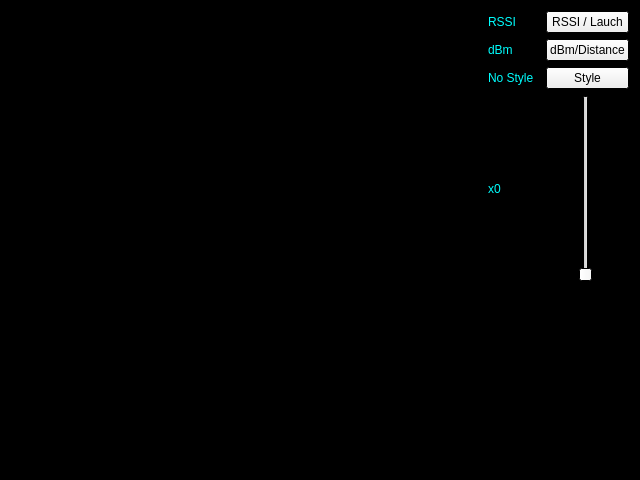
Chien-Mu/CyberMaps, file mapsviewer.ui: the form before one commit.
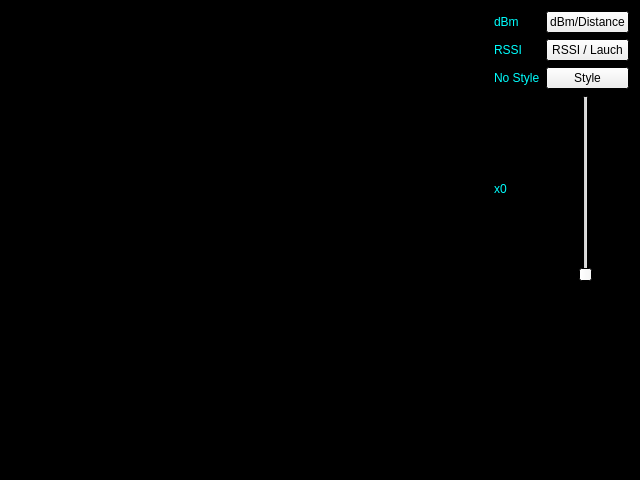
The form after the commit.

Commit message: ui Distance and strcut 更改

What changed in the file:
```diff
--- a/mapsviewer.ui
+++ b/mapsviewer.ui
@@ -78,415 +78,6 @@
    <string>CaberMaps Viewer</string>
   </property>
   <layout class="QGridLayout" name="gridLayout">
-   <item row="2" column="1">
-    <widget class="QLabel" name="la_sw_style">
-     <property name="palette">
-      <palette>
-       <active>
-        <colorrole role="WindowText">
-         <brush brushstyle="SolidPattern">
-          <color alpha="255">
-           <red>0</red>
-           <green>255</green>
-           <blue>255</blue>
-          </color>
-         </brush>
-        </colorrole>
-        <colorrole role="Dark">
-         <brush brushstyle="SolidPattern">
-          <color alpha="255">
-           <red>255</red>
-           <green>255</green>
-           <blue>255</blue>
-          </color>
-         </brush>
-        </colorrole>
-        <colorrole role="Text">
-         <brush brushstyle="SolidPattern">
-          <color alpha="255">
-           <red>231</red>
-           <green>231</green>
-           <blue>231</blue>
-          </color>
-         </brush>
-        </colorrole>
-        <colorrole role="ButtonText">
-         <brush brushstyle="SolidPattern">
-          <color alpha="255">
-           <red>255</red>
-           <green>255</green>
-           <blue>255</blue>
-          </color>
-         </brush>
-        </colorrole>
-       </active>
-       <inactive>
-        <colorrole role="WindowText">
-         <brush brushstyle="SolidPattern">
-          <color alpha="255">
-           <red>0</red>
-           <green>255</green>
-           <blue>255</blue>
-          </color>
-         </brush>
-        </colorrole>
-        <colorrole role="Dark">
-         <brush brushstyle="SolidPattern">
-          <color alpha="255">
-           <red>255</red>
-           <green>255</green>
-           <blue>255</blue>
-          </color>
-         </brush>
-        </colorrole>
-        <colorrole role="Text">
-         <brush brushstyle="SolidPattern">
-          <color alpha="255">
-           <red>231</red>
-           <green>231</green>
-           <blue>231</blue>
-          </color>
-         </brush>
-        </colorrole>
-        <colorrole role="ButtonText">
-         <brush brushstyle="SolidPattern">
-          <color alpha="255">
-           <red>255</red>
-           <green>255</green>
-           <blue>255</blue>
-          </color>
-         </brush>
-        </colorrole>
-       </inactive>
-       <disabled>
-        <colorrole role="WindowText">
-         <brush brushstyle="SolidPattern">
-          <color alpha="255">
-           <red>255</red>
-           <green>255</green>
-           <blue>255</blue>
-          </color>
-         </brush>
-        </colorrole>
-        <colorrole role="Dark">
-         <brush brushstyle="SolidPattern">
-          <color alpha="255">
-           <red>255</red>
-           <green>255</green>
-           <blue>255</blue>
-          </color>
-         </brush>
-        </colorrole>
-        <colorrole role="Text">
-         <brush brushstyle="SolidPattern">
-          <color alpha="255">
-           <red>255</red>
-           <green>255</green>
-           <blue>255</blue>
-          </color>
-         </brush>
-        </colorrole>
-        <colorrole role="ButtonText">
-         <brush brushstyle="SolidPattern">
-          <color alpha="255">
-           <red>255</red>
-           <green>255</green>
-           <blue>255</blue>
-          </color>
-         </brush>
-        </colorrole>
-       </disabled>
-      </palette>
-     </property>
-     <property name="text">
-      <string>No Style</string>
-     </property>
-    </widget>
-   </item>
-   <item row="5" column="4">
-    <widget class="QSlider" name="VS_zoom">
-     <property name="orientation">
-      <enum>Qt::Vertical</enum>
-     </property>
-    </widget>
-   </item>
-   <item row="8" column="3">
-    <spacer name="verticalSpacer">
-     <property name="orientation">
-      <enum>Qt::Vertical</enum>
-     </property>
-     <property name="sizeHint" stdset="0">
-      <size>
-       <width>20</width>
-       <height>40</height>
-      </size>
-     </property>
-    </spacer>
-   </item>
-   <item row="0" column="3" colspan="3">
-    <widget class="QPushButton" name="btn_sw_LR">
-     <property name="text">
-      <string>RSSI / Lauch</string>
-     </property>
-    </widget>
-   </item>
-   <item row="1" column="3" colspan="3">
-    <widget class="QPushButton" name="btn_sw_dD">
-     <property name="text">
-      <string>dBm/Distance</string>
-     </property>
-    </widget>
-   </item>
-   <item row="1" column="1" colspan="2">
-    <widget class="QLabel" name="la_sw_dD">
-     <property name="palette">
-      <palette>
-       <active>
-        <colorrole role="WindowText">
-         <brush brushstyle="SolidPattern">
-          <color alpha="255">
-           <red>0</red>
-           <green>255</green>
-           <blue>255</blue>
-          </color>
-         </brush>
-        </colorrole>
-        <colorrole role="Dark">
-         <brush brushstyle="SolidPattern">
-          <color alpha="255">
-           <red>255</red>
-           <green>255</green>
-           <blue>255</blue>
-          </color>
-         </brush>
-        </colorrole>
-        <colorrole role="Text">
-         <brush brushstyle="SolidPattern">
-          <color alpha="255">
-           <red>231</red>
-           <green>231</green>
-           <blue>231</blue>
-          </color>
-         </brush>
-        </colorrole>
-        <colorrole role="ButtonText">
-         <brush brushstyle="SolidPattern">
-          <color alpha="255">
-           <red>255</red>
-           <green>255</green>
-           <blue>255</blue>
-          </color>
-         </brush>
-        </colorrole>
-       </active>
-       <inactive>
-        <colorrole role="WindowText">
-         <brush brushstyle="SolidPattern">
-          <color alpha="255">
-           <red>0</red>
-           <green>255</green>
-           <blue>255</blue>
-          </color>
-         </brush>
-        </colorrole>
-        <colorrole role="Dark">
-         <brush brushstyle="SolidPattern">
-          <color alpha="255">
-           <red>255</red>
-           <green>255</green>
-           <blue>255</blue>
-          </color>
-         </brush>
-        </colorrole>
-        <colorrole role="Text">
-         <brush brushstyle="SolidPattern">
-          <color alpha="255">
-           <red>231</red>
-           <green>231</green>
-           <blue>231</blue>
-          </color>
-         </brush>
-        </colorrole>
-        <colorrole role="ButtonText">
-         <brush brushstyle="SolidPattern">
-          <color alpha="255">
-           <red>255</red>
-           <green>255</green>
-           <blue>255</blue>
-          </color>
-         </brush>
-        </colorrole>
-       </inactive>
-       <disabled>
-        <colorrole role="WindowText">
-         <brush brushstyle="SolidPattern">
-          <color alpha="255">
-           <red>255</red>
-           <green>255</green>
-           <blue>255</blue>
-          </color>
-         </brush>
-        </colorrole>
-        <colorrole role="Dark">
-         <brush brushstyle="SolidPattern">
-          <color alpha="255">
-           <red>255</red>
-           <green>255</green>
-           <blue>255</blue>
-          </color>
-         </brush>
-        </colorrole>
-        <colorrole role="Text">
-         <brush brushstyle="SolidPattern">
-          <color alpha="255">
-           <red>255</red>
-           <green>255</green>
-           <blue>255</blue>
-          </color>
-         </brush>
-        </colorrole>
-        <colorrole role="ButtonText">
-         <brush brushstyle="SolidPattern">
-          <color alpha="255">
-           <red>255</red>
-           <green>255</green>
-           <blue>255</blue>
-          </color>
-         </brush>
-        </colorrole>
-       </disabled>
-      </palette>
-     </property>
-     <property name="text">
-      <string>dBm</string>
-     </property>
-    </widget>
-   </item>
-   <item row="0" column="1">
-    <widget class="QLabel" name="la_sw_LR">
-     <property name="palette">
-      <palette>
-       <active>
-        <colorrole role="WindowText">
-         <brush brushstyle="SolidPattern">
-          <color alpha="255">
-           <red>0</red>
-           <green>255</green>
-           <blue>255</blue>
-          </color>
-         </brush>
-        </colorrole>
-        <colorrole role="Dark">
-         <brush brushstyle="SolidPattern">
-          <color alpha="255">
-           <red>255</red>
-           <green>255</green>
-           <blue>255</blue>
-          </color>
-         </brush>
-        </colorrole>
-        <colorrole role="Text">
-         <brush brushstyle="SolidPattern">
-          <color alpha="255">
-           <red>231</red>
-           <green>231</green>
-           <blue>231</blue>
-          </color>
-         </brush>
-        </colorrole>
-        <colorrole role="ButtonText">
-         <brush brushstyle="SolidPattern">
-          <color alpha="255">
-           <red>231</red>
-           <green>231</green>
-           <blue>231</blue>
-          </color>
-         </brush>
-        </colorrole>
-       </active>
-       <inactive>
-        <colorrole role="WindowText">
-         <brush brushstyle="SolidPattern">
-          <color alpha="255">
-           <red>0</red>
-           <green>255</green>
-           <blue>255</blue>
-          </color>
-         </brush>
-        </colorrole>
-        <colorrole role="Dark">
-         <brush brushstyle="SolidPattern">
-          <color alpha="255">
-           <red>255</red>
-           <green>255</green>
-           <blue>255</blue>
-          </color>
-         </brush>
-        </colorrole>
-        <colorrole role="Text">
-         <brush brushstyle="SolidPattern">
-          <color alpha="255">
-           <red>231</red>
-           <green>231</green>
-           <blue>231</blue>
-          </color>
-         </brush>
-        </colorrole>
-        <colorrole role="ButtonText">
-         <brush brushstyle="SolidPattern">
-          <color alpha="255">
-           <red>231</red>
-           <green>231</green>
-           <blue>231</blue>
-          </color>
-         </brush>
-        </colorrole>
-       </inactive>
-       <disabled>
-        <colorrole role="WindowText">
-         <brush brushstyle="SolidPattern">
-          <color alpha="255">
-           <red>255</red>
-           <green>255</green>
-           <blue>255</blue>
-          </color>
-         </brush>
-        </colorrole>
-        <colorrole role="Dark">
-         <brush brushstyle="SolidPattern">
-          <color alpha="255">
-           <red>255</red>
-           <green>255</green>
-           <blue>255</blue>
-          </color>
-         </brush>
-        </colorrole>
-        <colorrole role="Text">
-         <brush brushstyle="SolidPattern">
-          <color alpha="255">
-           <red>255</red>
-           <green>255</green>
-           <blue>255</blue>
-          </color>
-         </brush>
-        </colorrole>
-        <colorrole role="ButtonText">
-         <brush brushstyle="SolidPattern">
-          <color alpha="255">
-           <red>255</red>
-           <green>255</green>
-           <blue>255</blue>
-          </color>
-         </brush>
-        </colorrole>
-       </disabled>
-      </palette>
-     </property>
-     <property name="text">
-      <string>RSSI</string>
-     </property>
-    </widget>
-   </item>
    <item row="8" column="4">
     <spacer name="verticalSpacer_2">
      <property name="orientation">
@@ -632,6 +223,26 @@
      </property>
     </widget>
    </item>
+   <item row="8" column="5">
+    <spacer name="verticalSpacer_3">
+     <property name="orientation">
+      <enum>Qt::Vertical</enum>
+     </property>
+     <property name="sizeHint" stdset="0">
+      <size>
+       <width>20</width>
+       <height>40</height>
+      </size>
+     </property>
+    </spacer>
+   </item>
+   <item row="5" column="4">
+    <widget class="QSlider" name="VS_zoom">
+     <property name="orientation">
+      <enum>Qt::Vertical</enum>
+     </property>
+    </widget>
+   </item>
    <item row="1" column="0">
     <spacer name="horizontalSpacer">
      <property name="orientation">
@@ -645,8 +256,8 @@
      </property>
     </spacer>
    </item>
-   <item row="8" column="5">
-    <spacer name="verticalSpacer_3">
+   <item row="8" column="3">
+    <spacer name="verticalSpacer">
      <property name="orientation">
       <enum>Qt::Vertical</enum>
      </property>
@@ -658,6 +269,395 @@
      </property>
     </spacer>
    </item>
+   <item row="2" column="1">
+    <widget class="QLabel" name="la_sw_style">
+     <property name="palette">
+      <palette>
+       <active>
+        <colorrole role="WindowText">
+         <brush brushstyle="SolidPattern">
+          <color alpha="255">
+           <red>0</red>
+           <green>255</green>
+           <blue>255</blue>
+          </color>
+         </brush>
+        </colorrole>
+        <colorrole role="Dark">
+         <brush brushstyle="SolidPattern">
+          <color alpha="255">
+           <red>255</red>
+           <green>255</green>
+           <blue>255</blue>
+          </color>
+         </brush>
+        </colorrole>
+        <colorrole role="Text">
+         <brush brushstyle="SolidPattern">
+          <color alpha="255">
+           <red>231</red>
+           <green>231</green>
+           <blue>231</blue>
+          </color>
+         </brush>
+        </colorrole>
+        <colorrole role="ButtonText">
+         <brush brushstyle="SolidPattern">
+          <color alpha="255">
+           <red>255</red>
+           <green>255</green>
+           <blue>255</blue>
+          </color>
+         </brush>
+        </colorrole>
+       </active>
+       <inactive>
+        <colorrole role="WindowText">
+         <brush brushstyle="SolidPattern">
+          <color alpha="255">
+           <red>0</red>
+           <green>255</green>
+           <blue>255</blue>
+          </color>
+         </brush>
+        </colorrole>
+        <colorrole role="Dark">
+         <brush brushstyle="SolidPattern">
+          <color alpha="255">
+           <red>255</red>
+           <green>255</green>
+           <blue>255</blue>
+          </color>
+         </brush>
+        </colorrole>
+        <colorrole role="Text">
+         <brush brushstyle="SolidPattern">
+          <color alpha="255">
+           <red>231</red>
+           <green>231</green>
+           <blue>231</blue>
+          </color>
+         </brush>
+        </colorrole>
+        <colorrole role="ButtonText">
+         <brush brushstyle="SolidPattern">
+          <color alpha="255">
+           <red>255</red>
+           <green>255</green>
+           <blue>255</blue>
+          </color>
+         </brush>
+        </colorrole>
+       </inactive>
+       <disabled>
+        <colorrole role="WindowText">
+         <brush brushstyle="SolidPattern">
+          <color alpha="255">
+           <red>255</red>
+           <green>255</green>
+           <blue>255</blue>
+          </color>
+         </brush>
+        </colorrole>
+        <colorrole role="Dark">
+         <brush brushstyle="SolidPattern">
+          <color alpha="255">
+           <red>255</red>
+           <green>255</green>
+           <blue>255</blue>
+          </color>
+         </brush>
+        </colorrole>
+        <colorrole role="Text">
+         <brush brushstyle="SolidPattern">
+          <color alpha="255">
+           <red>255</red>
+           <green>255</green>
+           <blue>255</blue>
+          </color>
+         </brush>
+        </colorrole>
+        <colorrole role="ButtonText">
+         <brush brushstyle="SolidPattern">
+          <color alpha="255">
+           <red>255</red>
+           <green>255</green>
+           <blue>255</blue>
+          </color>
+         </brush>
+        </colorrole>
+       </disabled>
+      </palette>
+     </property>
+     <property name="text">
+      <string>No Style</string>
+     </property>
+    </widget>
+   </item>
+   <item row="1" column="3" colspan="3">
+    <widget class="QPushButton" name="btn_sw_LR">
+     <property name="text">
+      <string>RSSI / Lauch</string>
+     </property>
+    </widget>
+   </item>
+   <item row="0" column="3" colspan="3">
+    <widget class="QPushButton" name="btn_sw_dD">
+     <property name="text">
+      <string>dBm/Distance</string>
+     </property>
+    </widget>
+   </item>
+   <item row="0" column="1">
+    <widget class="QLabel" name="la_sw_dD">
+     <property name="palette">
+      <palette>
+       <active>
+        <colorrole role="WindowText">
+         <brush brushstyle="SolidPattern">
+          <color alpha="255">
+           <red>0</red>
+           <green>255</green>
+           <blue>255</blue>
+          </color>
+         </brush>
+        </colorrole>
+        <colorrole role="Dark">
+         <brush brushstyle="SolidPattern">
+          <color alpha="255">
+           <red>255</red>
+           <green>255</green>
+           <blue>255</blue>
+          </color>
+         </brush>
+        </colorrole>
+        <colorrole role="Text">
+         <brush brushstyle="SolidPattern">
+          <color alpha="255">
+           <red>231</red>
+           <green>231</green>
+           <blue>231</blue>
+          </color>
+         </brush>
+        </colorrole>
+        <colorrole role="ButtonText">
+         <brush brushstyle="SolidPattern">
+          <color alpha="255">
+           <red>255</red>
+           <green>255</green>
+           <blue>255</blue>
+          </color>
+         </brush>
+        </colorrole>
+       </active>
+       <inactive>
+        <colorrole role="WindowText">
+         <brush brushstyle="SolidPattern">
+          <color alpha="255">
+           <red>0</red>
+           <green>255</green>
+           <blue>255</blue>
+          </color>
+         </brush>
+        </colorrole>
+        <colorrole role="Dark">
+         <brush brushstyle="SolidPattern">
+          <color alpha="255">
+           <red>255</red>
+           <green>255</green>
+           <blue>255</blue>
+          </color>
+         </brush>
+        </colorrole>
+        <colorrole role="Text">
+         <brush brushstyle="SolidPattern">
+          <color alpha="255">
+           <red>231</red>
+           <green>231</green>
+           <blue>231</blue>
+          </color>
+         </brush>
+        </colorrole>
+        <colorrole role="ButtonText">
+         <brush brushstyle="SolidPattern">
+          <color alpha="255">
+           <red>255</red>
+           <green>255</green>
+           <blue>255</blue>
+          </color>
+         </brush>
+        </colorrole>
+       </inactive>
+       <disabled>
+        <colorrole role="WindowText">
+         <brush brushstyle="SolidPattern">
+          <color alpha="255">
+           <red>255</red>
+           <green>255</green>
+           <blue>255</blue>
+          </color>
+         </brush>
+        </colorrole>
+        <colorrole role="Dark">
+         <brush brushstyle="SolidPattern">
+          <color alpha="255">
+           <red>255</red>
+           <green>255</green>
+           <blue>255</blue>
+          </color>
+         </brush>
+        </colorrole>
+        <colorrole role="Text">
+         <brush brushstyle="SolidPattern">
+          <color alpha="255">
+           <red>255</red>
+           <green>255</green>
+           <blue>255</blue>
+          </color>
+         </brush>
+        </colorrole>
+        <colorrole role="ButtonText">
+         <brush brushstyle="SolidPattern">
+          <color alpha="255">
+           <red>255</red>
+           <green>255</green>
+           <blue>255</blue>
+          </color>
+         </brush>
+        </colorrole>
+       </disabled>
+      </palette>
+     </property>
+     <property name="text">
+      <string>dBm</string>
+     </property>
+    </widget>
+   </item>
+   <item row="1" column="1">
+    <widget class="QLabel" name="la_sw_LR">
+     <property name="palette">
+      <palette>
+       <active>
+        <colorrole role="WindowText">
+         <brush brushstyle="SolidPattern">
+          <color alpha="255">
+           <red>0</red>
+           <green>255</green>
+           <blue>255</blue>
+          </color>
+         </brush>
+        </colorrole>
+        <colorrole role="Dark">
+         <brush brushstyle="SolidPattern">
+          <color alpha="255">
+           <red>255</red>
+           <green>255</green>
+           <blue>255</blue>
+          </color>
+         </brush>
+        </colorrole>
+        <colorrole role="Text">
+         <brush brushstyle="SolidPattern">
+          <color alpha="255">
+           <red>231</red>
+           <green>231</green>
+           <blue>231</blue>
+          </color>
+         </brush>
+        </colorrole>
+        <colorrole role="ButtonText">
+         <brush brushstyle="SolidPattern">
+          <color alpha="255">
+           <red>231</red>
+           <green>231</green>
+           <blue>231</blue>
+          </color>
+         </brush>
+        </colorrole>
+       </active>
+       <inactive>
+        <colorrole role="WindowText">
+         <brush brushstyle="SolidPattern">
+          <color alpha="255">
+           <red>0</red>
+           <green>255</green>
+           <blue>255</blue>
+          </color>
+         </brush>
+        </colorrole>
+        <colorrole role="Dark">
+         <brush brushstyle="SolidPattern">
+          <color alpha="255">
+           <red>255</red>
+           <green>255</green>
+           <blue>255</blue>
+          </color>
+         </brush>
+        </colorrole>
+        <colorrole role="Text">
+         <brush brushstyle="SolidPattern">
+          <color alpha="255">
+           <red>231</red>
+           <green>231</green>
+           <blue>231</blue>
+          </color>
+         </brush>
+        </colorrole>
+        <colorrole role="ButtonText">
+         <brush brushstyle="SolidPattern">
+          <color alpha="255">
+           <red>231</red>
+           <green>231</green>
+           <blue>231</blue>
+          </color>
+         </brush>
+        </colorrole>
+       </inactive>
+       <disabled>
+        <colorrole role="WindowText">
+         <brush brushstyle="SolidPattern">
+          <color alpha="255">
+           <red>255</red>
+           <green>255</green>
+           <blue>255</blue>
+          </color>
+         </brush>
+        </colorrole>
+        <colorrole role="Dark">
+         <brush brushstyle="SolidPattern">
+          <color alpha="255">
+           <red>255</red>
+           <green>255</green>
+           <blue>255</blue>
+          </color>
+         </brush>
+        </colorrole>
+        <colorrole role="Text">
+         <brush brushstyle="SolidPattern">
+          <color alpha="255">
+           <red>255</red>
+           <green>255</green>
+           <blue>255</blue>
+          </color>
+         </brush>
+        </colorrole>
+        <colorrole role="ButtonText">
+         <brush brushstyle="SolidPattern">
+          <color alpha="255">
+           <red>255</red>
+           <green>255</green>
+           <blue>255</blue>
+          </color>
+         </brush>
+        </colorrole>
+       </disabled>
+      </palette>
+     </property>
+     <property name="text">
+      <string>RSSI</string>
+     </property>
+    </widget>
+   </item>
   </layout>
  </widget>
  <resources/>
```
The commit also changes 7 other files.
